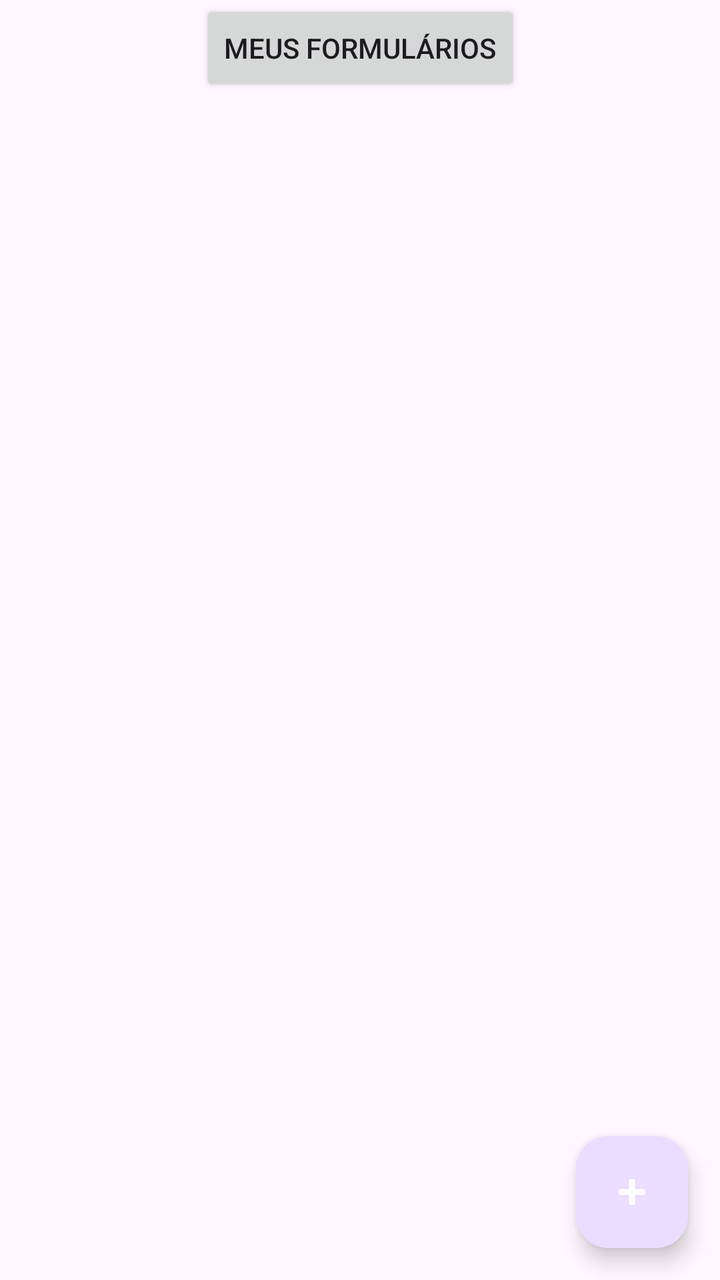
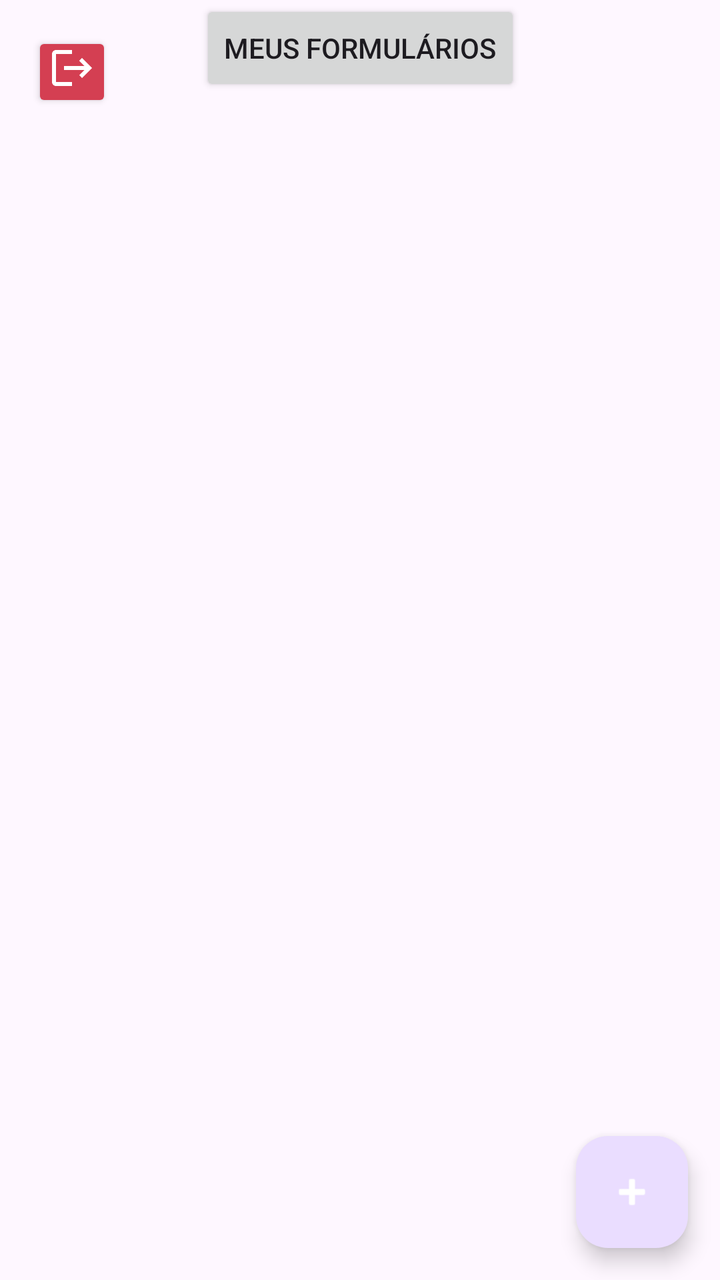

An Android layout rendered at two revisions. The XML below is the earlier revision; the diff shows what the commit changed to produce the second picture.
<!-- AndroidManifest.xml: application theme Theme.Material3.Light -->
<!-- res/layout/activity_main.xml -->
<?xml version="1.0" encoding="utf-8"?>
<RelativeLayout xmlns:android="http://schemas.android.com/apk/res/android"
    xmlns:app="http://schemas.android.com/apk/res-auto"
    android:layout_width="match_parent"
    android:layout_height="match_parent">

    <androidx.constraintlayout.widget.ConstraintLayout
        xmlns:android="http://schemas.android.com/apk/res/android"
        xmlns:app="http://schemas.android.com/apk/res-auto"
        android:layout_width="match_parent"
        android:layout_height="match_parent">

        
        <Button
            android:id="@+id/my_forms_button"
            android:layout_width="wrap_content"
            android:layout_height="wrap_content"
            android:text="Meus Formulários"
            android:padding="12dp"
            app:layout_constraintTop_toTopOf="parent"
            app:layout_constraintStart_toStartOf="parent"
            app:layout_constraintEnd_toEndOf="parent"
            android:layout_marginTop="0dp" />

    </androidx.constraintlayout.widget.ConstraintLayout>

    
    <com.google.android.material.floatingactionbutton.FloatingActionButton
        android:id="@+id/form_button"
        android:layout_width="wrap_content"
        android:layout_height="wrap_content"
        android:layout_alignParentEnd="true"
        android:layout_alignParentBottom="true"
        android:layout_margin="16dp"
        app:srcCompat="@android:drawable/ic_input_add"
        app:tint="@android:color/white" />

</RelativeLayout>
<!-- resources referenced by this layout -->
<resources>

</resources>

<!-- the commit's change to res/layout/activity_main.xml (unified diff, before → after) -->
@@ -4,9 +4,22 @@
     android:layout_width="match_parent"
     android:layout_height="match_parent">
 
+    
+    <Button
+        android:id="@+id/logout_button"
+        android:layout_width="40dp"
+        android:layout_height="40dp"
+        android:backgroundTint="@color/soft_red"
+        android:text=""
+        android:layout_margin="16dp"
+        android:layout_alignParentStart="true"
+        android:layout_alignParentTop="true"
+        android:drawableBottom="@drawable/ic_logout"
+        android:gravity="center"/>
+
+
+
     <androidx.constraintlayout.widget.ConstraintLayout
-        xmlns:android="http://schemas.android.com/apk/res/android"
-        xmlns:app="http://schemas.android.com/apk/res-auto"
         android:layout_width="match_parent"
         android:layout_height="match_parent">
 
<!-- resource entries referenced after the edit -->
@@ -1,5 +1,11 @@
 <!-- resources referenced by this layout -->
 <resources>
-
+  <color name="soft_red">#D43F52</color>
+  <!-- drawable ic_logout (drawable) -->
+  <vector xmlns:android="http://schemas.android.com/apk/res/android" android:autoMirrored="true" android:height="24dp" android:tint="#FFFFFF" android:viewportHeight="24" android:viewportWidth="24" android:width="24dp">
+        
+      <path android:fillColor="@android:color/white" android:pathData="M17,7l-1.41,1.41L18.17,11H8v2h10.17l-2.58,2.58L17,17l5,-5zM4,5h8V3H4c-1.1,0 -2,0.9 -2,2v14c0,1.1 0.9,2 2,2h8v-2H4V5z"/>
+      
+  </vector>
 </resources>
 
